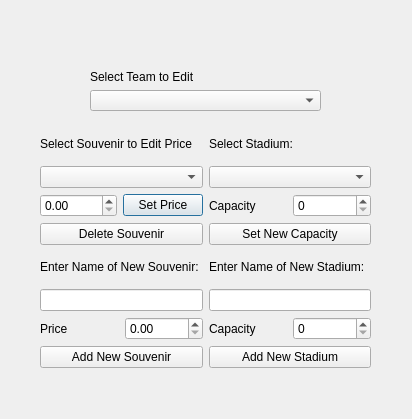
This is adminwindow.ui in dal07065/Let-s-Play-NFL-Football as Qt 5 draws it before an edit. The edited form follows.
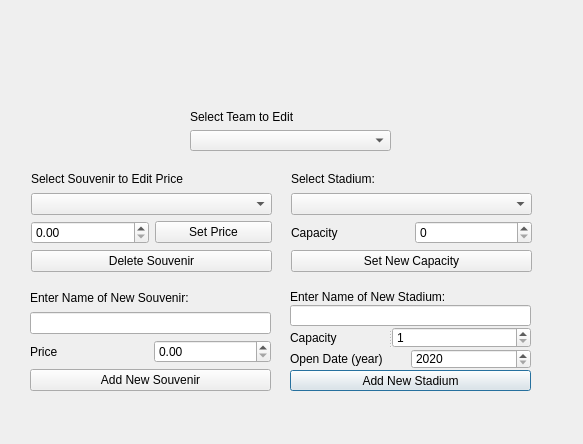
This is the edited form. Icons and pictures are not drawn.

The edit to the form file:
```diff
--- a/adminwindow.ui
+++ b/adminwindow.ui
@@ -6,8 +6,8 @@
    <rect>
     <x>0</x>
     <y>0</y>
-    <width>412</width>
-    <height>419</height>
+    <width>583</width>
+    <height>444</height>
    </rect>
   </property>
   <property name="windowTitle">
@@ -16,10 +16,10 @@
   <widget class="QLabel" name="label_2">
    <property name="geometry">
     <rect>
-     <x>40</x>
-     <y>10</y>
-     <width>331</width>
-     <height>51</height>
+     <x>42</x>
+     <y>12</y>
+     <width>496</width>
+     <height>90</height>
     </rect>
    </property>
    <property name="text">
@@ -32,18 +32,27 @@
     <bool>true</bool>
    </property>
   </widget>
-  <widget class="QWidget" name="layoutWidget">
+  <widget class="QWidget" name="">
    <property name="geometry">
     <rect>
-     <x>90</x>
-     <y>70</y>
-     <width>231</width>
+     <x>190</x>
+     <y>110</y>
+     <width>201</width>
      <height>41</height>
     </rect>
    </property>
-   <layout class="QVBoxLayout" name="Layout_SelectTeam">
+   <layout class="QVBoxLayout" name="verticalLayout">
     <item>
      <widget class="QLabel" name="label">
+      <property name="frameShape">
+       <enum>QFrame::NoFrame</enum>
+      </property>
+      <property name="frameShadow">
+       <enum>QFrame::Plain</enum>
+      </property>
+      <property name="lineWidth">
+       <number>1</number>
+      </property>
       <property name="text">
        <string>Select Team to Edit</string>
       </property>
@@ -54,22 +63,97 @@
     </item>
    </layout>
   </widget>
-  <widget class="QWidget" name="layoutWidget">
+  <widget class="QWidget" name="">
    <property name="geometry">
     <rect>
-     <x>40</x>
-     <y>127</y>
-     <width>331</width>
-     <height>241</height>
+     <x>290</x>
+     <y>290</y>
+     <width>241</width>
+     <height>101</height>
     </rect>
    </property>
-   <layout class="QGridLayout" name="gridLayout">
-    <item row="0" column="0">
+   <layout class="QVBoxLayout" name="verticalLayout_2">
+    <property name="spacing">
+     <number>1</number>
+    </property>
+    <item>
+     <widget class="QLabel" name="label_NewStadium">
+      <property name="frameShadow">
+       <enum>QFrame::Sunken</enum>
+      </property>
+      <property name="text">
+       <string>Enter Name of New Stadium:</string>
+      </property>
+     </widget>
+    </item>
+    <item>
+     <widget class="QLineEdit" name="lineEdit_NewStadium"/>
+    </item>
+    <item>
+     <widget class="QSplitter" name="splitter">
+      <property name="orientation">
+       <enum>Qt::Horizontal</enum>
+      </property>
+      <widget class="QLabel" name="label_NewStadium_Capacity">
+       <property name="text">
+        <string>Capacity</string>
+       </property>
+      </widget>
+      <widget class="QSpinBox" name="spinBox_NewStadium_Capacity">
+       <property name="minimum">
+        <number>1</number>
+       </property>
+       <property name="maximum">
+        <number>100000</number>
+       </property>
+      </widget>
+     </widget>
+    </item>
+    <item>
      <layout class="QHBoxLayout" name="horizontalLayout">
       <item>
-       <layout class="QVBoxLayout" name="Layout_SelectSouvenir">
+       <widget class="QLabel" name="label_NewStadium_OpenDate">
+        <property name="text">
+         <string>Open Date (year)</string>
+        </property>
+       </widget>
+      </item>
+      <item>
+       <widget class="QSpinBox" name="spinBox_NewStadium_Date">
+        <property name="minimum">
+         <number>2020</number>
+        </property>
+        <property name="maximum">
+         <number>9999</number>
+        </property>
+       </widget>
+      </item>
+     </layout>
+    </item>
+    <item>
+     <widget class="QPushButton" name="pushButton_NewStadium_Add">
+      <property name="text">
+       <string>Add New Stadium</string>
+      </property>
+     </widget>
+    </item>
+   </layout>
+  </widget>
+  <widget class="QWidget" name="">
+   <property name="geometry">
+    <rect>
+     <x>31</x>
+     <y>171</y>
+     <width>241</width>
+     <height>101</height>
+    </rect>
+   </property>
+   <layout class="QVBoxLayout" name="verticalLayout_4">
         <item>
          <widget class="QLabel" name="label_SelectSouvenir">
+      <property name="frameShadow">
+       <enum>QFrame::Raised</enum>
+      </property>
           <property name="text">
            <string>Select Souvenir to Edit Price</string>
           </property>
@@ -79,7 +163,7 @@
          <widget class="QComboBox" name="comboBox_SelectSouvenir"/>
         </item>
         <item>
-         <layout class="QHBoxLayout" name="horizontalLayout_2">
+     <layout class="QHBoxLayout" name="horizontalLayout_3">
           <item>
            <widget class="QDoubleSpinBox" name="doubleSpinBox_SelectSouvenir_Price">
             <property name="maximum">
@@ -107,54 +191,22 @@
          </widget>
         </item>
        </layout>
-      </item>
-      <item>
-       <layout class="QVBoxLayout" name="Layout_SelectStadium">
-        <item>
-         <widget class="QLabel" name="label_SelectStadium">
-          <property name="text">
-           <string>Select Stadium:</string>
-          </property>
-         </widget>
-        </item>
-        <item>
-         <widget class="QComboBox" name="comboBox_SelectStadium"/>
-        </item>
-        <item>
-         <layout class="QHBoxLayout" name="horizontalLayout_4">
-          <item>
-           <widget class="QLabel" name="label_SelectStadium_Capacity">
-            <property name="text">
-             <string>Capacity</string>
-            </property>
-           </widget>
-          </item>
-          <item>
-           <widget class="QSpinBox" name="spinBox_SelectStadium_SetCapacity">
-            <property name="maximum">
-             <number>1000000</number>
-            </property>
-           </widget>
-          </item>
-         </layout>
-        </item>
-        <item>
-         <widget class="QPushButton" name="pushButton_SelectStadium_SetCapacity">
-          <property name="text">
-           <string>Set New Capacity</string>
-          </property>
-         </widget>
-        </item>
-       </layout>
-      </item>
-     </layout>
-    </item>
-    <item row="1" column="0">
-     <layout class="QHBoxLayout" name="horizontalLayout_6">
-      <item>
-       <layout class="QVBoxLayout" name="verticalLayout">
+  </widget>
+  <widget class="QWidget" name="">
+   <property name="geometry">
+    <rect>
+     <x>30</x>
+     <y>290</y>
+     <width>241</width>
+     <height>101</height>
+    </rect>
+   </property>
+   <layout class="QVBoxLayout" name="verticalLayout_5">
         <item>
          <widget class="QLabel" name="label_NewSouvenir">
+      <property name="frameShadow">
+       <enum>QFrame::Sunken</enum>
+      </property>
           <property name="text">
            <string>Enter Name of New Souvenir:</string>
           </property>
@@ -164,7 +216,7 @@
          <widget class="QLineEdit" name="lineEdit_NewSouvenir_Name"/>
         </item>
         <item>
-         <layout class="QHBoxLayout" name="horizontalLayout_5">
+     <layout class="QHBoxLayout" name="horizontalLayout_4">
           <item>
            <widget class="QLabel" name="label_NewSouvenir_Price">
             <property name="text">
@@ -192,43 +244,54 @@
          </widget>
         </item>
        </layout>
-      </item>
+  </widget>
+  <widget class="QWidget" name="">
+   <property name="geometry">
+    <rect>
+     <x>291</x>
+     <y>171</y>
+     <width>241</width>
+     <height>101</height>
+    </rect>
+   </property>
+   <layout class="QVBoxLayout" name="verticalLayout_3">
       <item>
-       <layout class="QVBoxLayout" name="Layout_NewStadium">
-        <item>
-         <widget class="QLabel" name="label_NewStadium">
+     <widget class="QLabel" name="label_SelectStadium">
+      <property name="frameShadow">
+       <enum>QFrame::Raised</enum>
+      </property>
           <property name="text">
-           <string>Enter Name of New Stadium:</string>
+       <string>Select Stadium:</string>
           </property>
          </widget>
         </item>
         <item>
-         <widget class="QLineEdit" name="lineEdit_NewStadium"/>
+     <widget class="QComboBox" name="comboBox_SelectStadium"/>
         </item>
         <item>
-         <layout class="QHBoxLayout" name="horizontalLayout_3">
+     <layout class="QHBoxLayout" name="horizontalLayout_2">
           <item>
-           <widget class="QLabel" name="label_NewStadium_Capacity">
+       <widget class="QLabel" name="label_SelectStadium_Capacity">
             <property name="text">
              <string>Capacity</string>
             </property>
            </widget>
           </item>
           <item>
-           <widget class="QSpinBox" name="spinBox_NewStadium_Capacity"/>
+       <widget class="QSpinBox" name="spinBox_SelectStadium_SetCapacity">
+        <property name="maximum">
+         <number>1000000</number>
+        </property>
+       </widget>
           </item>
          </layout>
         </item>
         <item>
-         <widget class="QPushButton" name="pushButton_NewStadium_Add">
+     <widget class="QPushButton" name="pushButton_SelectStadium_SetCapacity">
           <property name="text">
-           <string>Add New Stadium</string>
-          </property>
-         </widget>
-        </item>
-       </layout>
-      </item>
-     </layout>
+       <string>Set New Capacity</string>
+      </property>
+     </widget>
     </item>
    </layout>
   </widget>
```
Lines whose indentation alone changed are shown as unchanged.
